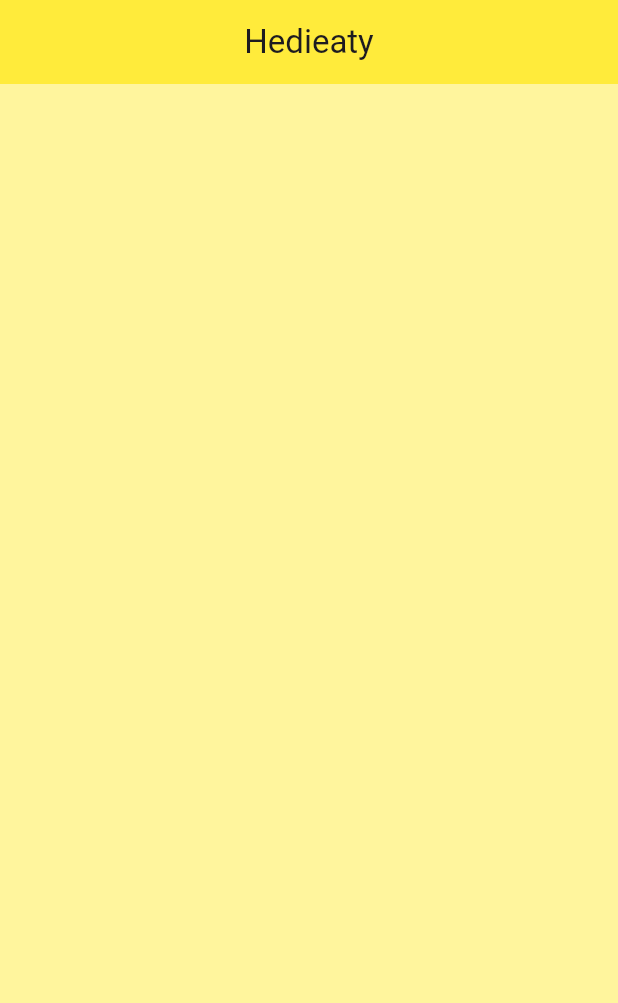
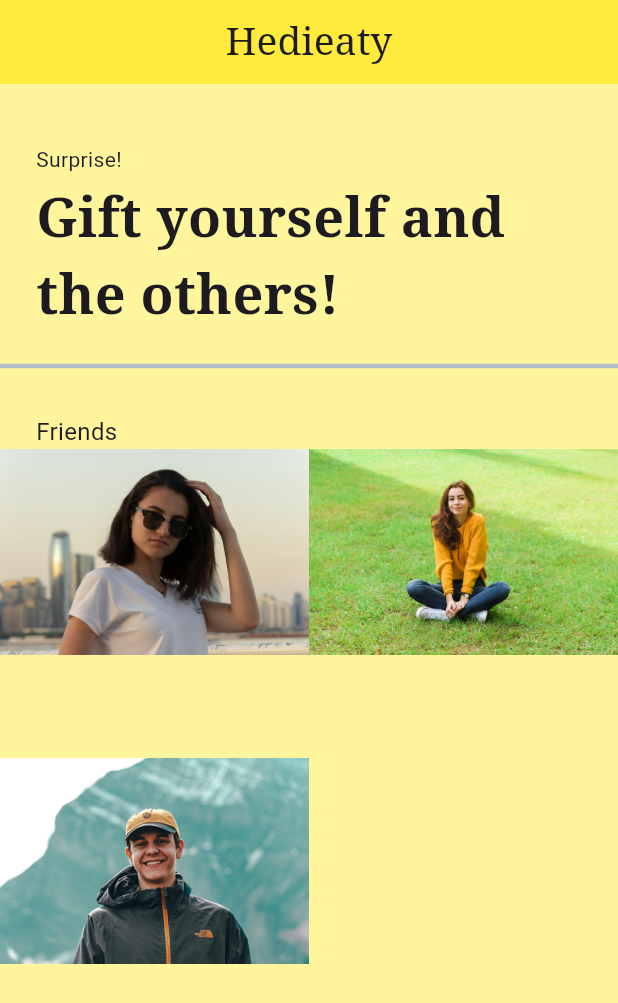
Before and after one commit to YousefFayez20/hedieaty, a Flutter app: the screen it shows after launch, on a phone screen of 412 x 824 dp. Shown: the top 1003 px of the screen. Run offline on Flutter 3.47's test engine with Material 3 defaults, Android fonts, the phone set to English and light mode, and no system bars; our stand-ins replace google_fonts.

Commit message:
UI Friends Page Uncomplete

```diff
--- a/lib/HomePage.dart
+++ b/lib/HomePage.dart
@@ -1,4 +1,8 @@
 import 'package:flutter/material.dart';
+import 'package:google_fonts/google_fonts.dart';
+import 'package:hedieaty/friend_list_model.dart';
+import 'package:hedieaty/friends_item_tile.dart';
+import 'package:provider/provider.dart';
 
 
 class Homepage extends StatefulWidget {
@@ -14,8 +18,7 @@ class _HomepageState extends State<Homepage> {
     return Scaffold(
       appBar: AppBar(
         title: Text("Hedieaty" ,
-          style: TextStyle( fontSize: 22
-        ),
+          style:GoogleFonts.notoSerif(fontSize: 26)
         ),
         centerTitle: true,
         backgroundColor: Colors.yellow,
@@ -26,7 +29,54 @@ class _HomepageState extends State<Homepage> {
           crossAxisAlignment: CrossAxisAlignment.start,
           children: [
             SizedBox(height: 40),
-            Padding(padding: EdgeInsets.symmetric())
+            Padding(padding: EdgeInsets.symmetric(horizontal: 24.0),
+            child: Text("Surprise!"),
+            ),
+            SizedBox(height: 4),
+            Padding(
+              padding: EdgeInsets.symmetric(horizontal: 24.0),
+              child: Text(
+                "Gift yourself and the others!",
+                style: GoogleFonts.notoSerif(
+                  fontSize: 36,
+                  fontWeight: FontWeight.bold
+                ),
+              ),
+            ),
+            SizedBox(height: 14),
+            Padding(
+              padding: const EdgeInsets.symmetric(horizontal: .0),
+              child: Divider(thickness: 3,color: Colors.blueGrey[200],),
+            ),
+            SizedBox(height: 24),
+            Padding(
+              padding: const EdgeInsets.symmetric(horizontal: 24.0),
+              child: Text("Friends",
+              style: TextStyle(fontSize: 16)
+              ),
+            ),
+            Expanded(
+
+                child: Consumer<FriendsModel>(builder: (context, value, child) {
+
+                  return GridView.builder(
+                    itemCount: value.FriendsLists.length,
+                      gridDelegate: SliverGridDelegateWithFixedCrossAxisCount(
+                      crossAxisCount: 2),
+                      itemBuilder: (context , index){
+                      return FriendsItemTile(
+                      Name: value.FriendsLists[index][0],
+                        NumberOfEvents: value.FriendsLists[index][1],
+                        imagePath: value.FriendsLists[index][2],
+                     );
+
+}
+);
+                }
+                ,)
+
+
+            )
           ],
 
         ),
--- /dev/null
+++ b/lib/friend_list_model.dart
@@ -0,0 +1,15 @@
+import 'package:flutter/material.dart';
+
+class FriendsModel extends ChangeNotifier{
+  final List _FriendsLists = [
+    ["3ziza", 3, "assets/images/Aziza.jpg"],
+    ["Foolla", 0 , "assets/images/Folla.jpg"],
+    ["Shawky", 2, "assets/images/Shawky.jpg"]
+  ];
+ // final String Name;
+ // final int NumberOfEvents;
+ // final String imagePath;
+get FriendsLists => _FriendsLists;
+
+
+}
--- /dev/null
+++ b/lib/friends_item_tile.dart
@@ -0,0 +1,26 @@
+import 'package:flutter/material.dart';
+
+class FriendsItemTile extends StatelessWidget {
+
+  final String Name;
+  final int NumberOfEvents;
+  final String imagePath;
+
+
+  const FriendsItemTile({
+    super.key,
+  required this.Name,
+  required this.NumberOfEvents,
+  required this.imagePath});
+
+  @override
+  Widget build(BuildContext context) {
+    return Container(
+      child: Column(children: [
+
+        Image.asset(imagePath)
+      ],
+      ),
+    );
+  }
+}
--- a/lib/main.dart
+++ b/lib/main.dart
@@ -1,5 +1,7 @@
 import 'package:flutter/material.dart';
 import 'package:hedieaty/HomePage.dart';
+import 'package:hedieaty/friend_list_model.dart';
+import 'package:provider/provider.dart';
 
 void main() {
   runApp(const MyApp());
@@ -10,10 +12,11 @@ class MyApp extends StatelessWidget {
 
   @override
   Widget build(BuildContext context) {
-    return MaterialApp(
-      title: 'Hedieaty',
+    return ChangeNotifierProvider(create: (context) => FriendsModel(), child:MaterialApp(
+     title: 'Hedieaty',
       theme: ThemeData(primarySwatch: Colors.yellow),
-      home: Homepage(),
-    );
+       home: Homepage(),
+    ));
+
   }
 }
```
Also changed, not shown: pubspec.yaml (+5 -3 lines), assets/images/Aziza.jpg (added), assets/images/Folla.jpg (added), assets/images/Shawky.jpg (added), pubspec.lock, 1 other file.
